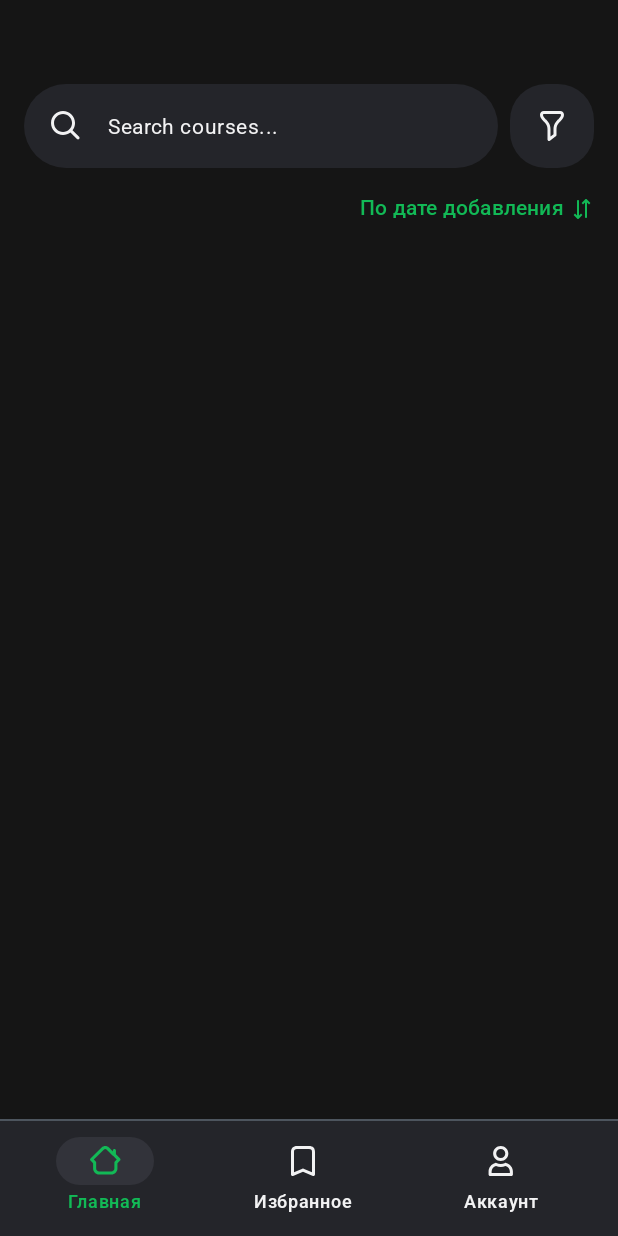
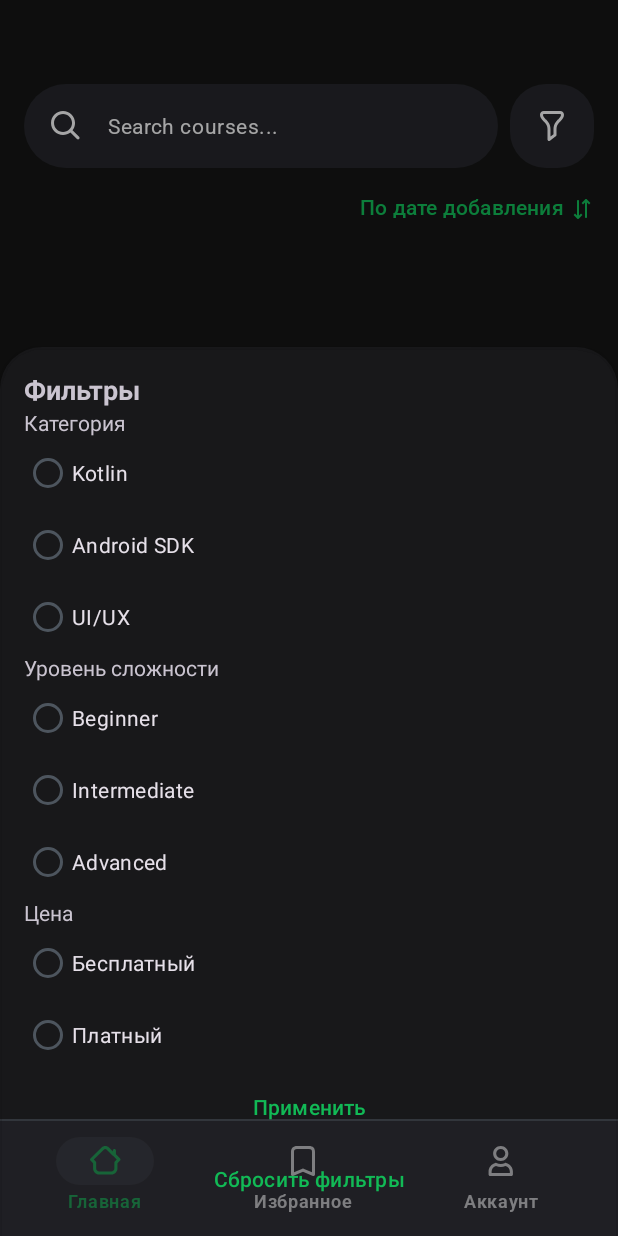
Before and after one commit to QW73/ITCourses, an Android app: the screen it shows after launch (MainActivity), after a tap on "Открыть параметры фильтра", on a phone screen of 412 x 824 dp. Run offline under Robolectric (Android 15) with nearby library versions, the phone set to English and light mode, and no system bars; our stand-ins replace Room's generated code; pictures from the network do not load.

Commit message:
"Free price" text changed Added bottom sheet filter dialog
Task:
1. bottom sheet customising
2. add functionality to filter
3. add sorting

```diff
--- /dev/null
+++ b/app/src/main/java/com/example/itcourses/ui/filter/FilterBottomSheetFragment.kt
@@ -0,0 +1,85 @@
+package com.example.itcourses.ui.filter
+
+import android.os.Bundle
+import android.view.LayoutInflater
+import android.view.View
+import android.view.ViewGroup
+import com.example.itcourses.R
+import com.example.itcourses.databinding.BottomSheetFilterBinding
+import com.google.android.material.bottomsheet.BottomSheetDialogFragment
+
+class FilterBottomSheetFragment(
+    private val onApplyFilters: (String?, String?, String?) -> Unit
+) : BottomSheetDialogFragment() {
+
+    private var _binding: BottomSheetFilterBinding? = null
+    private val binding get() = _binding!!
+
+    private var selectedCategory: String? = null
+    private var selectedDifficulty: String? = null
+    private var selectedPrice: String? = null
+
+    override fun onCreateView(
+        inflater: LayoutInflater, container: ViewGroup?, savedInstanceState: Bundle?
+    ): View {
+        _binding = BottomSheetFilterBinding.inflate(inflater, container, false)
+
+        setupFilters()
+
+        binding.buttonApply.setOnClickListener {
+            onApplyFilters(selectedCategory, selectedDifficulty, selectedPrice)
+            dismiss()
+        }
+
+        binding.buttonReset.setOnClickListener {
+            resetFilters()
+        }
+
+        return binding.root
+    }
+
+    private fun setupFilters() {
+        // Type
+        binding.radioGroupCategory.setOnCheckedChangeListener { _, checkedId ->
+            selectedCategory = when (checkedId) {
+                R.id.radioKotlin -> "kotlin"
+                R.id.radioAndroidSDK -> "android_sdk"
+                R.id.radioUIUX -> "ui_ux"
+                else -> null
+            }
+        }
+
+        // Difficylty
+        binding.radioGroupDifficulty.setOnCheckedChangeListener { _, checkedId ->
+            selectedDifficulty = when (checkedId) {
+                R.id.radioBeginner -> "easy"
+                R.id.radioIntermediate -> "normal"
+                R.id.radioAdvanced -> "advanced"
+                else -> null
+            }
+        }
+
+        // Price
+        binding.radioGroupPrice.setOnCheckedChangeListener { _, checkedId ->
+            selectedPrice = when (checkedId) {
+                R.id.radioFree -> "-"
+                R.id.radioPaid -> "paid"
+                else -> null
+            }
+        }
+    }
+
+    private fun resetFilters() {
+        binding.radioGroupCategory.clearCheck()
+        binding.radioGroupDifficulty.clearCheck()
+        binding.radioGroupPrice.clearCheck()
+        selectedCategory = null
+        selectedDifficulty = null
+        selectedPrice = null
+    }
+
+    override fun onDestroyView() {
+        super.onDestroyView()
+        _binding = null
+    }
+}
--- a/app/src/main/java/com/example/itcourses/ui/home/CourseAdapter.kt
+++ b/app/src/main/java/com/example/itcourses/ui/home/CourseAdapter.kt
@@ -42,7 +42,12 @@ class CoursesAdapter(
         fun bind(course: CourseModel) {
 
             binding.courseInfoTitle.text = course.title
-            binding.courseInfoPrice.text = course.price
+            if (course.price == "-") {
+                binding.courseInfoPrice.text = "Бесплатно"
+            } else {
+                binding.courseInfoPrice.text = course.price
+            }
+
             Glide.with(binding.courseImage.context).load(course.cover).into(binding.courseImage)
 
             updateFavoriteIcon(course.favorite)
--- a/app/src/main/java/com/example/itcourses/ui/home/HomeFragment.kt
+++ b/app/src/main/java/com/example/itcourses/ui/home/HomeFragment.kt
@@ -1,6 +1,7 @@
 package com.example.itcourses.ui.home
 
 import android.os.Bundle
+import android.util.Log
 import android.view.LayoutInflater
 import android.view.View
 import android.view.ViewGroup
@@ -10,6 +11,7 @@ import androidx.recyclerview.widget.LinearLayoutManager
 import androidx.recyclerview.widget.RecyclerView
 import com.example.itcourses.R
 import com.example.itcourses.databinding.FragmentHomeBinding
+import com.example.itcourses.ui.filter.FilterBottomSheetFragment
 import org.koin.androidx.viewmodel.ext.android.viewModel
 
 class HomeFragment : Fragment() {
@@ -35,7 +37,7 @@ class HomeFragment : Fragment() {
         binding.coursesRecyclerView.layoutManager = LinearLayoutManager(context)
 
         binding.searchView.buttonFilter.setOnClickListener {
-            //showFilterDialog()
+            showFilterDialog()
         }
 
         coursesAdapter = CoursesAdapter(emptyList(), onItemClick = { course ->
@@ -107,4 +109,23 @@ class HomeFragment : Fragment() {
         }
     }
 
+    private fun showFilterDialog() {
+
+
+        val filterDialog = FilterBottomSheetFragment { category, difficulty, price ->
+            Log.d(
+                "Filter",
+                "Applying filters: category=$category, difficulty=$difficulty, price=$price"
+            )
+            currentPage = 1
+            isLoading = true
+            showLoading(true)
+            homeViewModel.fetchCourses(currentPage, 1, price, category, difficulty)
+        }
+        filterDialog.show(childFragmentManager, "FilterBottomSheetDialog")
+
+
+    }
+
+
 }
--- a/app/src/main/java/com/example/itcourses/ui/home/HomeViewModel.kt
+++ b/app/src/main/java/com/example/itcourses/ui/home/HomeViewModel.kt
@@ -33,6 +33,11 @@ class HomeViewModel(
     ) {
         viewModelScope.launch {
             try {
+                Log.d(
+                    "HomeViewModel",
+                    "Fetching courses: page=$page, price=$price, category=$type, difficulty=$difficulty"
+                )
+
                 var loadedPages = 0
                 var currentPage = page
 
@@ -40,12 +45,19 @@ class HomeViewModel(
                     val response =
                         courseRepository.getCoursesOnPage(currentPage, price, type, difficulty)
 
+                    Log.d(
+                        "HomeViewModel",
+                        "Received ${response.courses.size} courses, hasNext=${response.meta.hasNext}"
+                    )
+
                     _paginationInfo.postValue(response.meta)
 
                     if (response.courses.isNotEmpty()) {
                         val currentCourses = _courses.value.orEmpty()
                         val newCourses = (currentCourses + response.courses).distinctBy { it.id }
+
                         _courses.postValue(newCourses)
+
                         loadedPages++
                     }
 
@@ -60,6 +72,7 @@ class HomeViewModel(
             }
         }
     }
+
 
     fun toggleFavorite(course: CourseModel) {
         viewModelScope.launch {
--- /dev/null
+++ b/app/src/main/res/layout/bottom_sheet_filter.xml
@@ -0,0 +1,110 @@
+<?xml version="1.0" encoding="utf-8"?>
+<LinearLayout xmlns:android="http://schemas.android.com/apk/res/android"
+    android:layout_width="match_parent"
+    android:layout_height="wrap_content"
+    android:orientation="vertical"
+    android:padding="16dp">
+
+    <TextView
+        android:layout_width="wrap_content"
+        android:layout_height="wrap_content"
+        android:text="Фильтры"
+        android:textSize="18sp"
+        android:textStyle="bold" />
+
+    <!-- Type -->
+    <TextView
+        android:layout_width="wrap_content"
+        android:layout_height="wrap_content"
+        android:text="Категория" />
+
+    <RadioGroup
+        android:id="@+id/radioGroupCategory"
+        android:layout_width="match_parent"
+        android:layout_height="wrap_content">
+
+        <RadioButton
+            android:id="@+id/radioKotlin"
+            android:layout_width="wrap_content"
+            android:layout_height="wrap_content"
+            android:text="Kotlin" />
+
+        <RadioButton
+            android:id="@+id/radioAndroidSDK"
+            android:layout_width="wrap_content"
+            android:layout_height="wrap_content"
+            android:text="Android SDK" />
+
+        <RadioButton
+            android:id="@+id/radioUIUX"
+            android:layout_width="wrap_content"
+            android:layout_height="wrap_content"
+            android:text="UI/UX" />
+    </RadioGroup>
+
+    <!-- Difficulty -->
+    <TextView
+        android:layout_width="wrap_content"
+        android:layout_height="wrap_content"
+        android:text="Уровень сложности" />
+
+    <RadioGroup
+        android:id="@+id/radioGroupDifficulty"
+        android:layout_width="match_parent"
+        android:layout_height="wrap_content">
+
+        <RadioButton
+            android:id="@+id/radioBeginner"
+            android:layout_width="wrap_content"
+            android:layout_height="wrap_content"
+            android:text="Beginner" />
+
+        <RadioButton
+            android:id="@+id/radioIntermediate"
+            android:layout_width="wrap_content"
+            android:layout_height="wrap_content"
+            android:text="Intermediate" />
+
+        <RadioButton
+            android:id="@+id/radioAdvanced"
+            android:layout_width="wrap_content"
+            android:layout_height="wrap_content"
+            android:text="Advanced" />
+    </RadioGroup>
+
+    <!-- Price -->
+    <TextView
+        android:layout_width="wrap_content"
+        android:layout_height="wrap_content"
+        android:text="Цена" />
+
+    <RadioGroup
+        android:id="@+id/radioGroupPrice"
+        android:layout_width="match_parent"
+        android:layout_height="wrap_content">
+
+        <RadioButton
+            android:id="@+id/radioFree"
+            android:layout_width="wrap_content"
+            android:layout_height="wrap_content"
+            android:text="Бесплатный" />
+
+        <RadioButton
+            android:id="@+id/radioPaid"
+            android:layout_width="wrap_content"
+            android:layout_height="wrap_content"
+            android:text="Платный" />
+    </RadioGroup>
+
+    <Button
+        android:id="@+id/buttonApply"
+        android:layout_width="match_parent"
+        android:layout_height="wrap_content"
+        android:text="Применить" />
+
+    <Button
+        android:id="@+id/buttonReset"
+        android:layout_width="match_parent"
+        android:layout_height="wrap_content"
+        android:text="Сбросить фильтры" />
+</LinearLayout>
--- a/app/src/main/res/layout/dialog_filter.xml
+++ /dev/null
@@ -1,9 +0,0 @@
-<?xml version="1.0" encoding="utf-8"?>
-<LinearLayout xmlns:android="http://schemas.android.com/apk/res/android"
-    android:layout_width="match_parent"
-    android:layout_height="wrap_content"
-    android:orientation="vertical"
-    android:padding="16dp">
-
-
-</LinearLayout>
```
